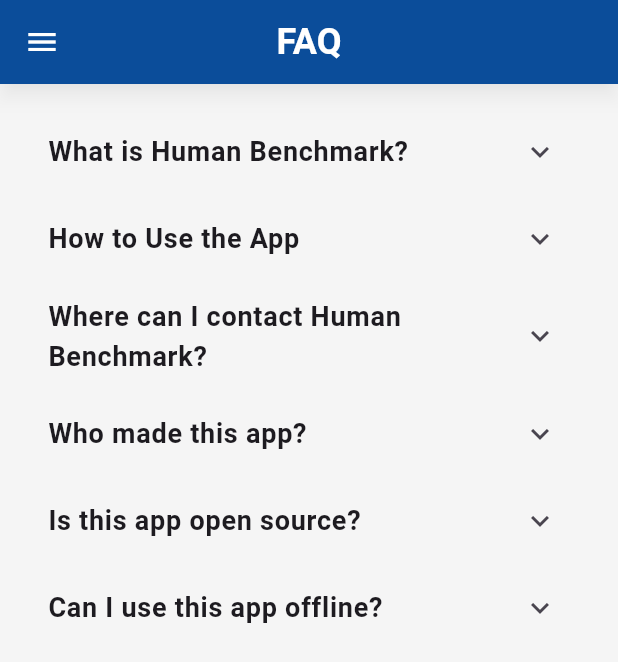
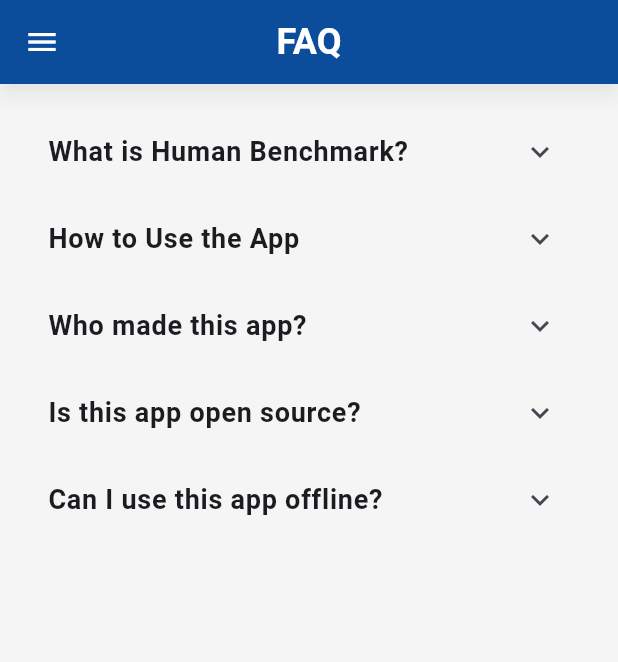
Before and after one commit to PrintN/Human-Benchmark, a Flutter app: the screen it shows after launch, in the side drawer, after a tap on "FAQ", on a phone screen of 412 x 824 dp. Shown: the top 662 px of the screen. Run offline on Flutter 3.47's test engine with Material 3 defaults, Android fonts, the light colour scheme and no system bars; our stand-ins replace fl_chart, google_mobile_ads, just_audio, share_plus, shared_preferences; project files that could hold a hidden picture were left out.

Commit message:
Updated readme + faq

```diff
--- a/lib/faq.dart
+++ b/lib/faq.dart
@@ -111,21 +111,6 @@
             ),
             ExpansionTile(
               title: Text(
-                'Where can I contact Human Benchmark?',
-                style: TextStyle(fontSize: 18.0, fontWeight: FontWeight.bold),
-              ),
-              children: [
-                Padding(
-                  padding: EdgeInsets.all(8.0),
-                  child: Text(
-                    'If you have any questions or encounter any issues, feel free to contact us at support@humanbenchmark.com.',
-                    style: TextStyle(fontSize: 16.0),
-                  ),
-                ),
-              ],
-            ),
-            ExpansionTile(
-              title: Text(
                 'Who made this app?',
                 style: TextStyle(fontSize: 18.0, fontWeight: FontWeight.bold),
               ),
```
Also changed, not shown: 1 other file.
